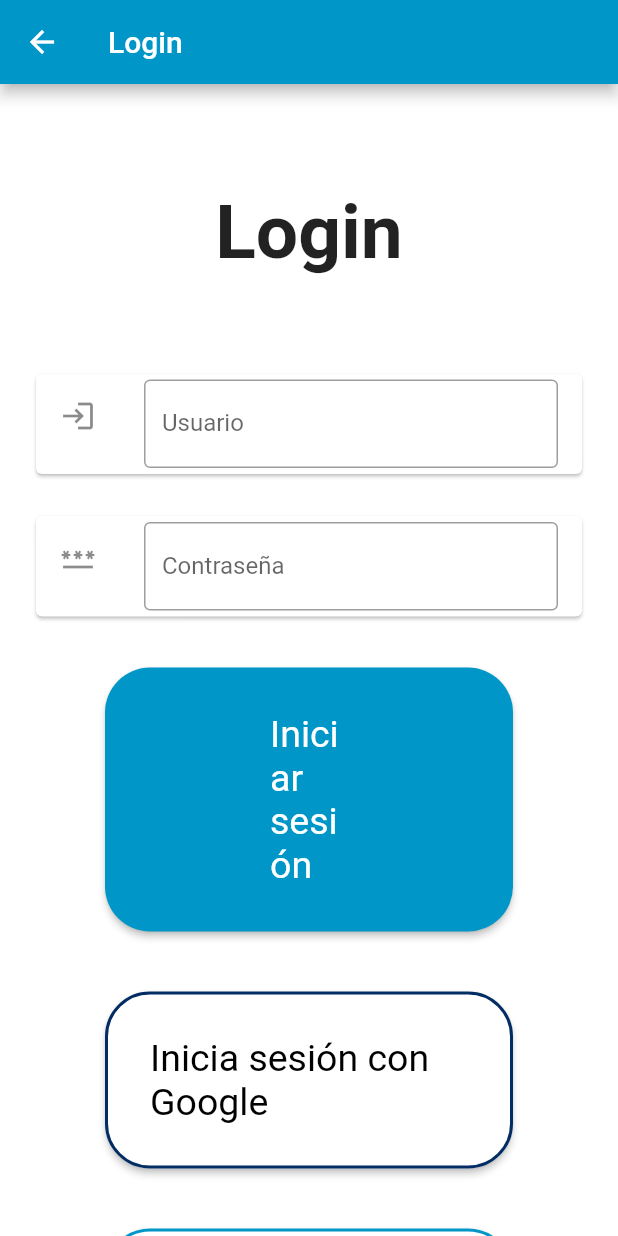
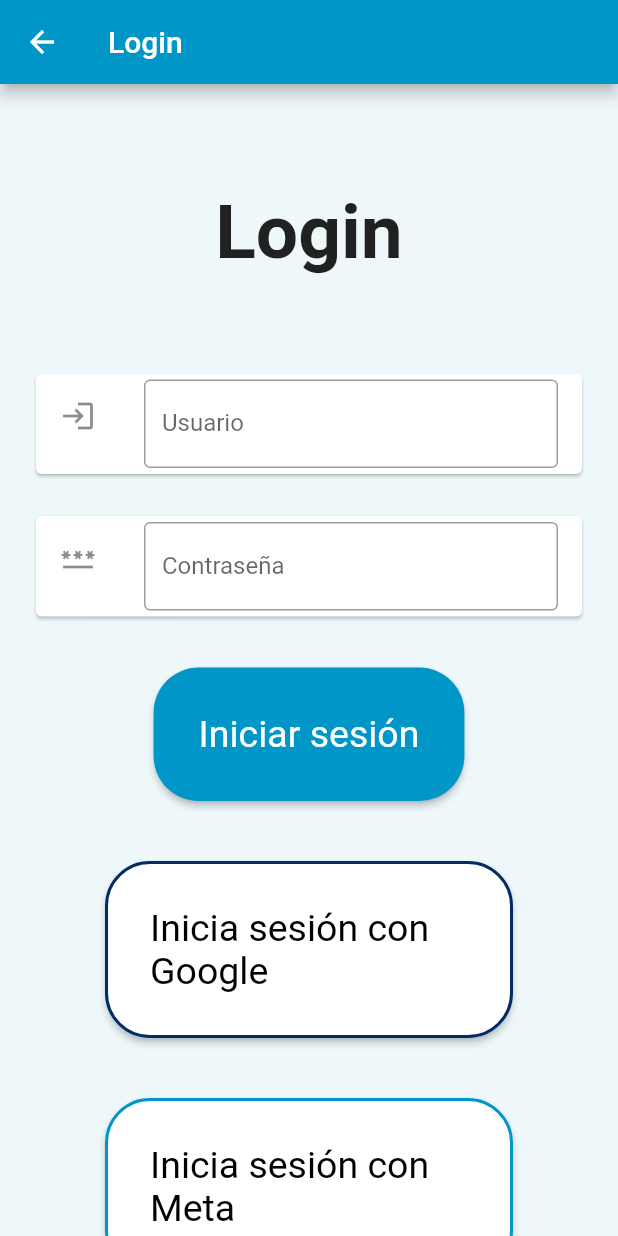
Before and after one commit to dorelysm/app_trabajo_discapacidades, a Flutter app: the screen it shows after launch, after a tap on "Login", on a phone screen of 412 x 824 dp. Run offline on Flutter 3.47's test engine with Material 2 defaults, Android fonts, the phone set to English and light mode, and no system bars; our stand-ins replace select_form_field; network calls fail; Roboto replaces fonts that are missing (Rosario).

Commit message:
correccion de errores

```diff
--- a/lib/main.dart
+++ b/lib/main.dart
@@ -19,7 +19,7 @@ class MyApp extends StatelessWidget {
         title: 'Búsqueda de empleo',
         theme: ThemeData(
           primarySwatch: Colors.blue,
-          scaffoldBackgroundColor: const Color(0xEEF8FB),
+          scaffoldBackgroundColor: const Color(0xffEEF8FB),
           elevatedButtonTheme: ElevatedButtonThemeData(
             style: ElevatedButton.styleFrom(
               primary: const Color(0xff0096C7),
--- a/lib/pages/login.dart
+++ b/lib/pages/login.dart
@@ -160,10 +160,7 @@ class _LoginPageState extends State<LoginPage> {
                 print(getUsuarios());
               }
             },
-            child: const Padding(
-              padding: EdgeInsets.symmetric(horizontal: 80),
-              child: Text("Iniciar sesión"),
-            )
+            child: const Text("Iniciar sesión")
             ),
 
         ),
```
